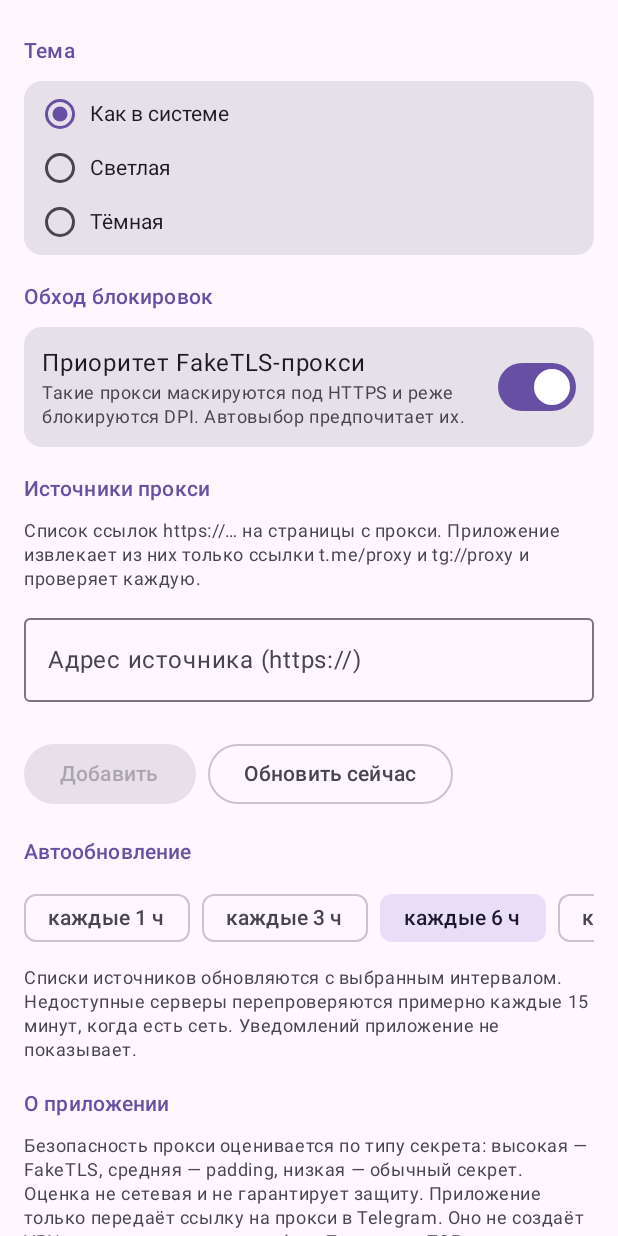
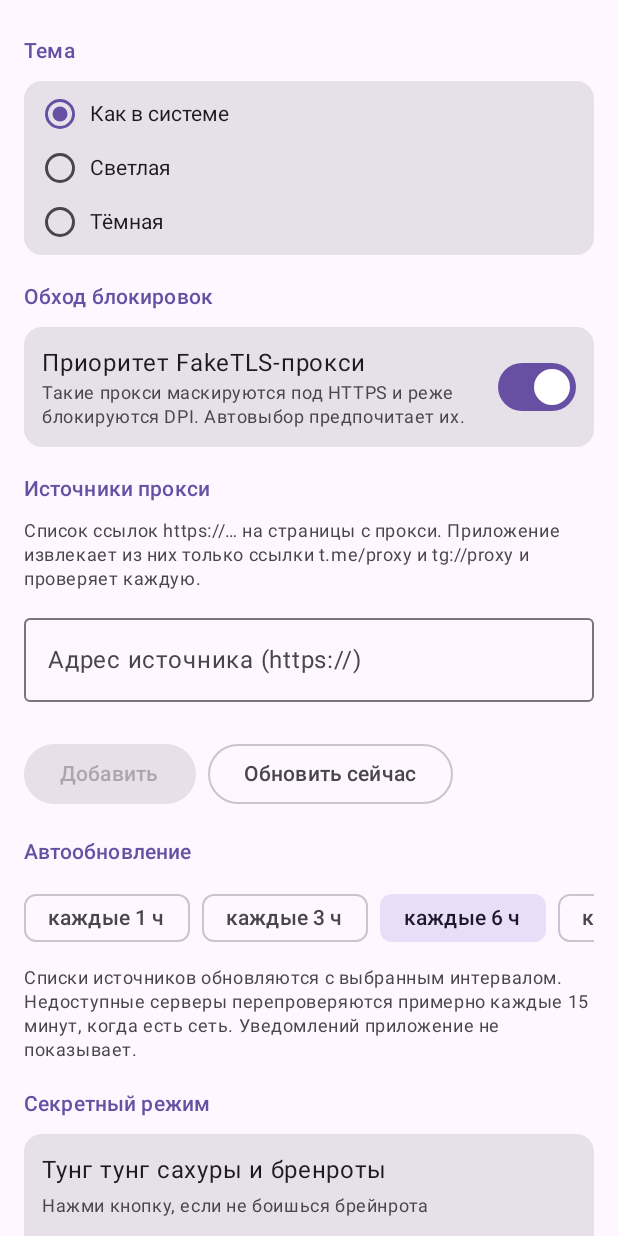
Before and after one commit to konvertik/tg-obkhod-burmaldy, an Android app built with Jetpack Compose: the composable SettingsScreen shown on its own in the app's theme, on a phone screen of 412 x 824 dp. Run offline under Robolectric (Android 15) with nearby library versions, the phone set to English and light mode, and no system bars.

Commit message:
Add easter egg flying tung tung sahur and brainrot labels, bump to 1.0.1

```diff
--- a/app/build.gradle.kts
+++ b/app/build.gradle.kts
@@ -15,8 +15,8 @@ android {
         applicationId = "ru.mtproxymanager"
         minSdk = 26
         targetSdk = 35
-        versionCode = 1
-        versionName = "1.0.0"
+        versionCode = 2
+        versionName = "1.0.1"
     }
 
     signingConfigs {
--- a/app/src/main/java/ru/mtproxymanager/ui/SettingsScreen.kt
+++ b/app/src/main/java/ru/mtproxymanager/ui/SettingsScreen.kt
@@ -45,7 +45,12 @@ import ru.mtproxymanager.data.ThemeMode
 import ru.mtproxymanager.data.net.SourceResult
 
 @Composable
-fun SettingsScreen(state: AppUiState, viewModel: AppViewModel, modifier: Modifier = Modifier) {
+fun SettingsScreen(
+    state: AppUiState,
+    viewModel: AppViewModel,
+    onEasterEgg: () -> Unit,
+    modifier: Modifier = Modifier,
+) {
     var newSource by rememberSaveable { mutableStateOf("") }
     var sourceError by remember { mutableStateOf<String?>(null) }
 
@@ -196,6 +201,23 @@ fun SettingsScreen(state: AppUiState, viewModel: AppViewModel, modifier: Modifie
             }
         }
 
+        item(key = "h_easter") { SectionTitle("Секретный режим") }
+        item(key = "easter_egg") {
+            Card(Modifier.fillMaxWidth()) {
+                Column(Modifier.padding(12.dp)) {
+                    Text("Тунг тунг сахуры и бренроты", style = MaterialTheme.typography.bodyLarge)
+                    Spacer(Modifier.height(4.dp))
+                    Text(
+                        "Нажми кнопку, если не боишься брейнрота",
+                        style = MaterialTheme.typography.bodySmall,
+                        color = MaterialTheme.colorScheme.onSurfaceVariant,
+                    )
+                    Spacer(Modifier.height(10.dp))
+                    Button(onClick = onEasterEgg) { Text("Выпустить") }
+                }
+            }
+        }
+
         item(key = "h_about") { SectionTitle("О приложении") }
         item(key = "about") {
             Text(
```
Also changed, not shown: app/src/main/java/ru/mtproxymanager/ui/EasterEggOverlay.kt (added, +139 -0 lines), app/src/main/java/ru/mtproxymanager/ui/MtProxyApp.kt (+15 -3 lines).
